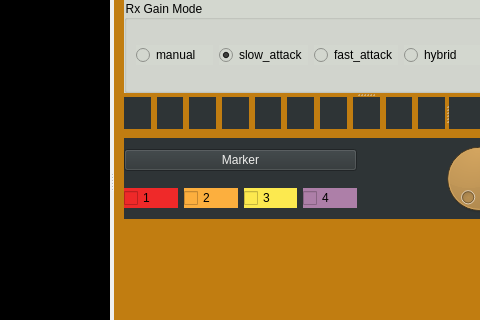
lone-boy/Spectrum, file sources/forms/device_config.ui: the form before one commit; both pictures show x 541 to 1021 and y 93 to 413 of the 1200 by 547 pixel window.
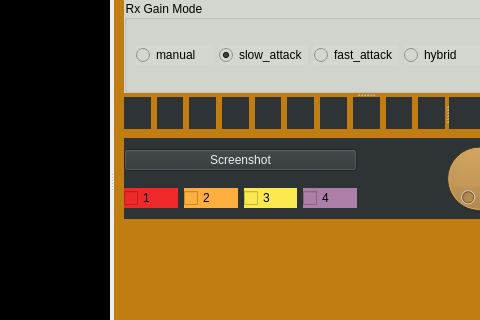
The form after the commit. Custom widgets are drawn as their Qt base class.

Commit message: add screen save image

```diff
--- a/sources/forms/device_config.ui
+++ b/sources/forms/device_config.ui
@@ -158,7 +158,7 @@
                <string notr="true">color: rgb(238, 238, 236);</string>
               </property>
               <property name="text">
-               <string>Marker</string>
+               <string>Screenshot</string>
               </property>
              </widget>
             </item>
```
